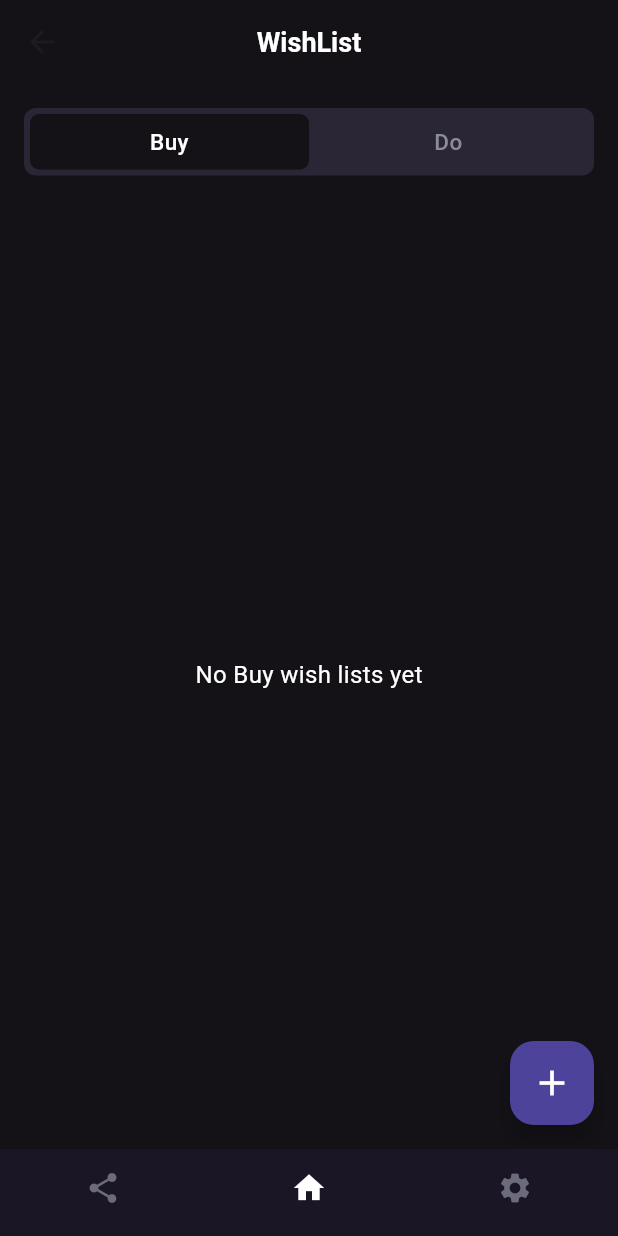
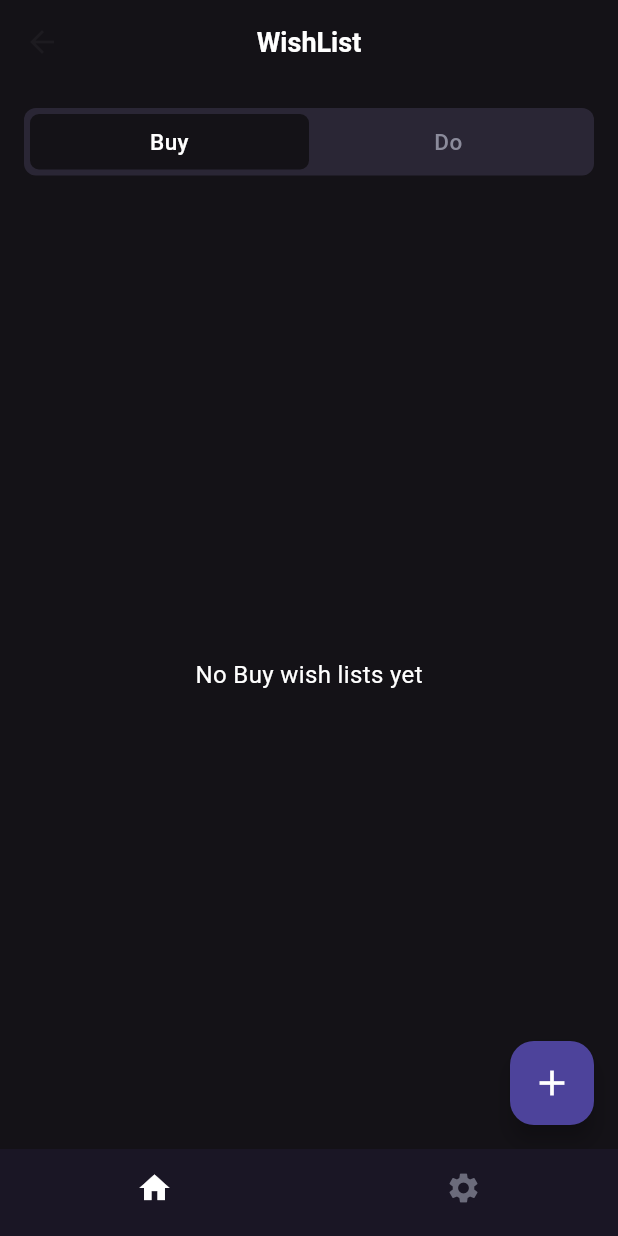
Before and after one commit to lukianTomochko/wish-list, a Flutter app: the HomePage screen opened by its route, on a phone screen of 412 x 824 dp. Run offline on Flutter 3.47's test engine with Material 3 defaults, Android fonts, the phone set to English and light mode, and no system bars; our stand-ins replace app_links, cloud_firestore, firebase_analytics, firebase_auth, firebase_core, firebase_crashlytics and 2 more; accounts and stored records are empty.

```diff
--- a/lib/screens/homePage.dart
+++ b/lib/screens/homePage.dart
@@ -15,7 +15,7 @@ class HomePage extends StatefulWidget {
 }
 
 class _HomePageState extends State<HomePage> {
-  int _selectedPageIndex = 1;
+  int _selectedPageIndex = 0;
 
   late AppLinks _appLinks;
   StreamSubscription<Uri>? _linkSubscription;
@@ -81,7 +81,7 @@ class _HomePageState extends State<HomePage> {
                     ),
                   );
 
-                  _navigateBottomBar(1);
+                  _navigateBottomBar(0);
                 }
               } catch (e) {
                 if (mounted) {
@@ -105,13 +105,11 @@ class _HomePageState extends State<HomePage> {
   }
 
   final List _pages = [
-    SharePage(),
     WishListPage(),
     SettingsPage(),
   ];
 
   final List<String> _titles = [
-    "Share",
     "WishList",
     "Settings",
   ];
@@ -146,11 +144,6 @@ class _HomePageState extends State<HomePage> {
         onTap: _navigateBottomBar,
         items: [
           BottomNavigationBarItem(
-            icon: Icon(Icons.share),
-            label: "Share",
-          ),
-
-          BottomNavigationBarItem(
             icon: Icon(Icons.home),
             label: "Home",
           ),
```
